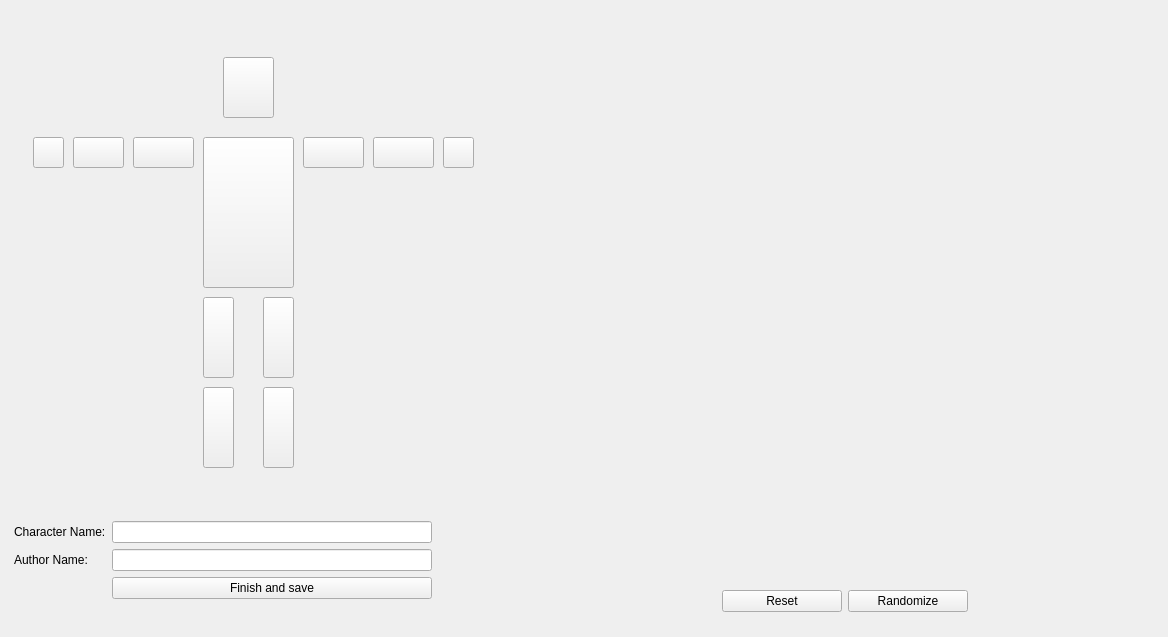
Above: CharacterCreator/mainwindow.ui from AartOdding/OverKill-Festival before the change. Below: the same form after it.
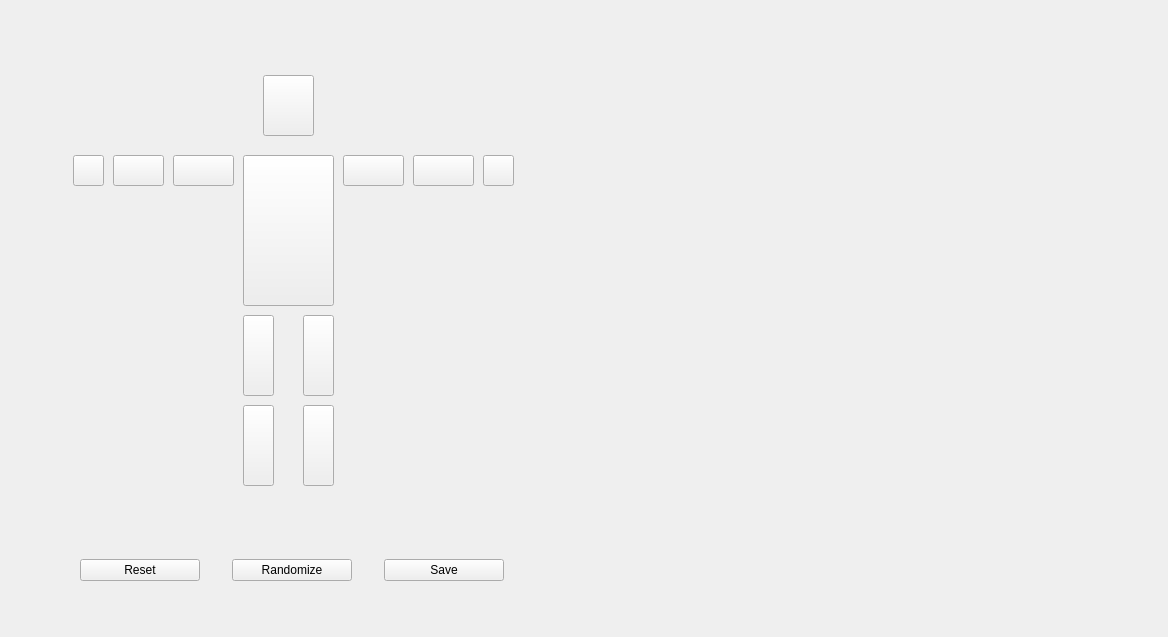
That is the form after the change. Custom widgets are drawn as their Qt base class.

Commit message: Added finishing touches to Character Creator app.

Diff of the .ui file:
```diff
--- a/CharacterCreator/mainwindow.ui
+++ b/CharacterCreator/mainwindow.ui
@@ -30,6 +30,22 @@
     <property name="bottomMargin">
      <number>3</number>
     </property>
+    <item>
+     <spacer name="horizontalSpacer">
+      <property name="orientation">
+       <enum>Qt::Horizontal</enum>
+      </property>
+      <property name="sizeType">
+       <enum>QSizePolicy::Preferred</enum>
+      </property>
+      <property name="sizeHint" stdset="0">
+       <size>
+        <width>40</width>
+        <height>20</height>
+       </size>
+      </property>
+     </spacer>
+    </item>
     <item>
      <widget class="QWidget" name="leftSide" native="true">
       <layout class="QVBoxLayout" name="verticalLayout">
@@ -71,13 +87,13 @@
          </property>
          <property name="minimumSize">
           <size>
-           <width>520</width>
+           <width>500</width>
            <height>460</height>
           </size>
          </property>
          <property name="maximumSize">
           <size>
-           <width>520</width>
+           <width>500</width>
            <height>10000</height>
           </size>
          </property>
@@ -375,42 +391,72 @@
        <item>
         <widget class="QWidget" name="widget" native="true">
          <property name="sizePolicy">
-          <sizepolicy hsizetype="Fixed" vsizetype="Fixed">
+          <sizepolicy hsizetype="Fixed" vsizetype="Preferred">
            <horstretch>0</horstretch>
            <verstretch>0</verstretch>
           </sizepolicy>
          </property>
-         <property name="maximumSize">
+         <property name="minimumSize">
           <size>
-           <width>440</width>
-           <height>16777215</height>
+           <width>500</width>
+           <height>0</height>
           </size>
          </property>
-         <layout class="QFormLayout" name="formLayout">
-          <item row="2" column="0">
-           <widget class="QLabel" name="label_name">
+         <layout class="QHBoxLayout" name="horizontalLayout_3">
+          <item>
+           <widget class="QPushButton" name="resetButton">
+            <property name="sizePolicy">
+             <sizepolicy hsizetype="Fixed" vsizetype="Fixed">
+              <horstretch>0</horstretch>
+              <verstretch>0</verstretch>
+             </sizepolicy>
+            </property>
+            <property name="minimumSize">
+             <size>
+              <width>120</width>
+              <height>0</height>
+             </size>
+            </property>
             <property name="text">
-             <string>Character Name:</string>
+             <string>Reset</string>
             </property>
            </widget>
           </item>
-          <item row="2" column="1">
-           <widget class="QLineEdit" name="field_name"/>
-          </item>
-          <item row="5" column="0">
-           <widget class="QLabel" name="label_author">
+          <item>
+           <widget class="QPushButton" name="randomizeButton">
+            <property name="sizePolicy">
+             <sizepolicy hsizetype="Fixed" vsizetype="Fixed">
+              <horstretch>0</horstretch>
+              <verstretch>0</verstretch>
+             </sizepolicy>
+            </property>
+            <property name="minimumSize">
+             <size>
+              <width>120</width>
+              <height>0</height>
+             </size>
+            </property>
             <property name="text">
-             <string>Author Name:</string>
+             <string>Randomize</string>
             </property>
            </widget>
           </item>
-          <item row="5" column="1">
-           <widget class="QLineEdit" name="field_author"/>
-          </item>
-          <item row="6" column="1">
-           <widget class="QPushButton" name="submit_button">
+          <item>
+           <widget class="QPushButton" name="saveButton">
+            <property name="sizePolicy">
+             <sizepolicy hsizetype="Fixed" vsizetype="Fixed">
+              <horstretch>0</horstretch>
+              <verstretch>0</verstretch>
+             </sizepolicy>
+            </property>
+            <property name="minimumSize">
+             <size>
+              <width>120</width>
+              <height>0</height>
+             </size>
+            </property>
             <property name="text">
-             <string>Finish and save</string>
+             <string>Save</string>
             </property>
            </widget>
           </item>
@@ -452,88 +498,6 @@
          </property>
         </widget>
        </item>
-       <item>
-        <widget class="QWidget" name="rightSideButtons" native="true">
-         <property name="sizePolicy">
-          <sizepolicy hsizetype="Preferred" vsizetype="Minimum">
-           <horstretch>0</horstretch>
-           <verstretch>0</verstretch>
-          </sizepolicy>
-         </property>
-         <layout class="QHBoxLayout" name="horizontalLayout_2">
-          <item>
-           <spacer name="horizontalSpacer1">
-            <property name="orientation">
-             <enum>Qt::Horizontal</enum>
-            </property>
-            <property name="sizeType">
-             <enum>QSizePolicy::Expanding</enum>
-            </property>
-            <property name="sizeHint" stdset="0">
-             <size>
-              <width>70</width>
-              <height>20</height>
-             </size>
-            </property>
-           </spacer>
-          </item>
-          <item>
-           <widget class="QPushButton" name="resetButton">
-            <property name="sizePolicy">
-             <sizepolicy hsizetype="Fixed" vsizetype="Fixed">
-              <horstretch>0</horstretch>
-              <verstretch>0</verstretch>
-             </sizepolicy>
-            </property>
-            <property name="minimumSize">
-             <size>
-              <width>120</width>
-              <height>0</height>
-             </size>
-            </property>
-            <property name="text">
-             <string>Reset</string>
-            </property>
-           </widget>
-          </item>
-          <item>
-           <widget class="QPushButton" name="randomizeButton">
-            <property name="sizePolicy">
-             <sizepolicy hsizetype="Fixed" vsizetype="Fixed">
-              <horstretch>0</horstretch>
-              <verstretch>0</verstretch>
-             </sizepolicy>
-            </property>
-            <property name="minimumSize">
-             <size>
-              <width>120</width>
-              <height>0</height>
-             </size>
-            </property>
-            <property name="text">
-             <string>Randomize</string>
-            </property>
-           </widget>
-          </item>
-          <item>
-           <spacer name="horizontalSpacer2">
-            <property name="orientation">
-             <enum>Qt::Horizontal</enum>
-            </property>
-            <property name="sizeType">
-             <enum>QSizePolicy::Expanding</enum>
-            </property>
-            <property name="sizeHint" stdset="0">
-             <size>
-              <width>40</width>
-              <height>20</height>
-             </size>
-            </property>
-           </spacer>
-          </item>
-         </layout>
-        </widget>
-       </item>
       </layout>
      </widget>
     </item>
```
Left out of the diff: 16 changed lines with no effect on the pictures. The commit also changes 7 other files.
